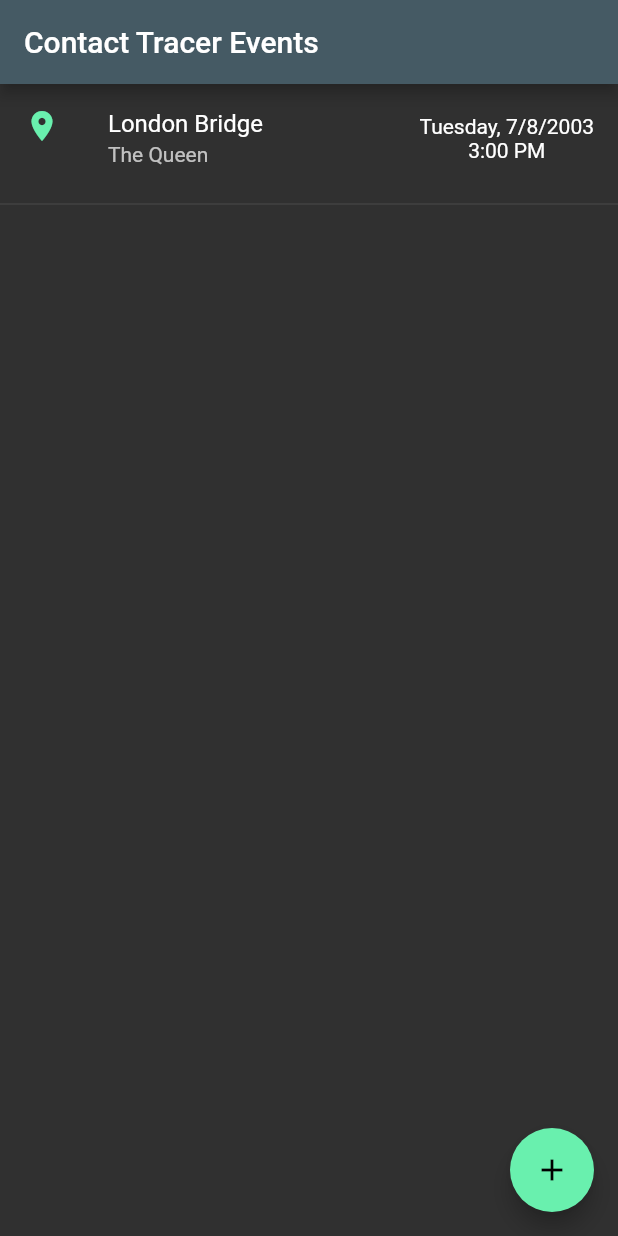
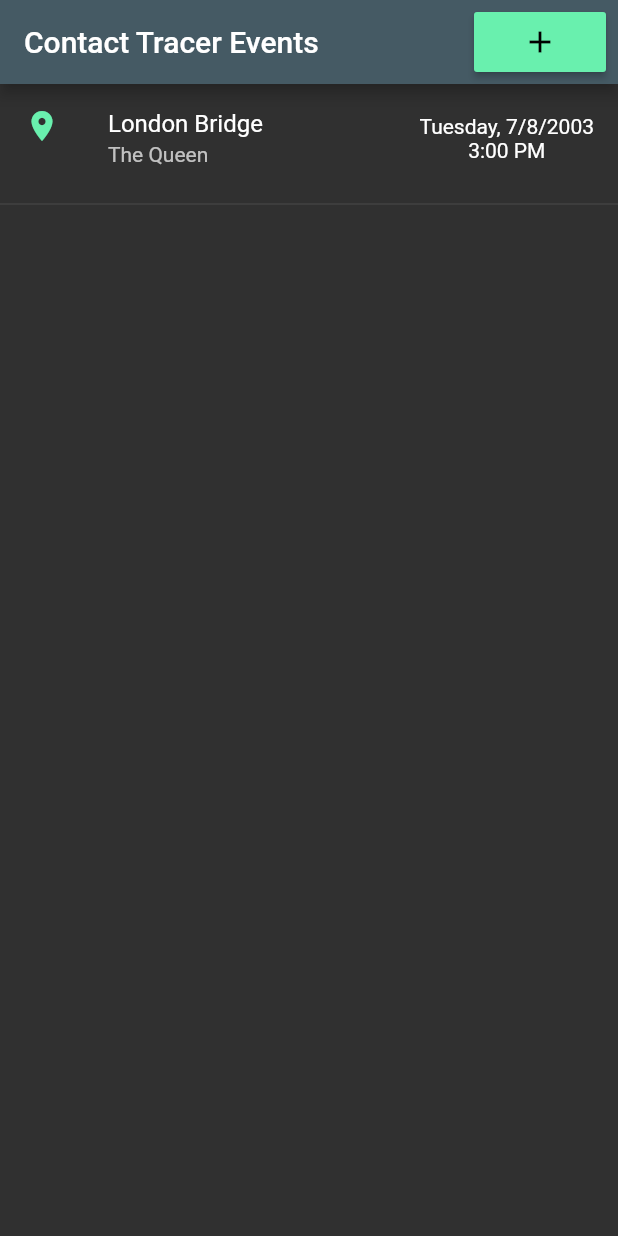
Before and after one commit to dltompki/ContactTracer, a Flutter app: the screen it shows after launch, on a phone screen of 412 x 824 dp. Run offline on Flutter 3.47's test engine with Material 2 defaults, Android fonts, the phone set to English and light mode, and no system bars; our stand-ins replace google_maps_flutter, location; missing offline and left inert: geocoder, search_map_place.

Commit message:
moved add and check buttons from floating to top b/c they were getting in the way

```diff
--- a/contact_tracer/lib/homeList.dart
+++ b/contact_tracer/lib/homeList.dart
@@ -90,15 +90,23 @@ class _HomeListState extends State<HomeList> {
     return Scaffold(
       appBar: AppBar(
         title: Text('Contact Tracer Events'),
+        actions: <Widget>[
+          Container(
+            padding: EdgeInsets.all(8),
+            child: RaisedButton(
+              onPressed: _pushAddEvent,
+              color: accentColor,
+              child: Icon(
+                Icons.add,
+                color: Colors.black,
+              ),
+            ),
+          ),
+        ],
       ),
       body: ListView(
         children: _buildRows(eventList),
       ),
-      floatingActionButton: FloatingActionButton(
-        tooltip: 'Add New Event',
-        child: Icon(Icons.add),
-        onPressed: _pushAddEvent,
-      ),
     );
   }
 }
```
Also changed, not shown: contact_tracer/lib/addEvent.dart (+18 -11 lines).
